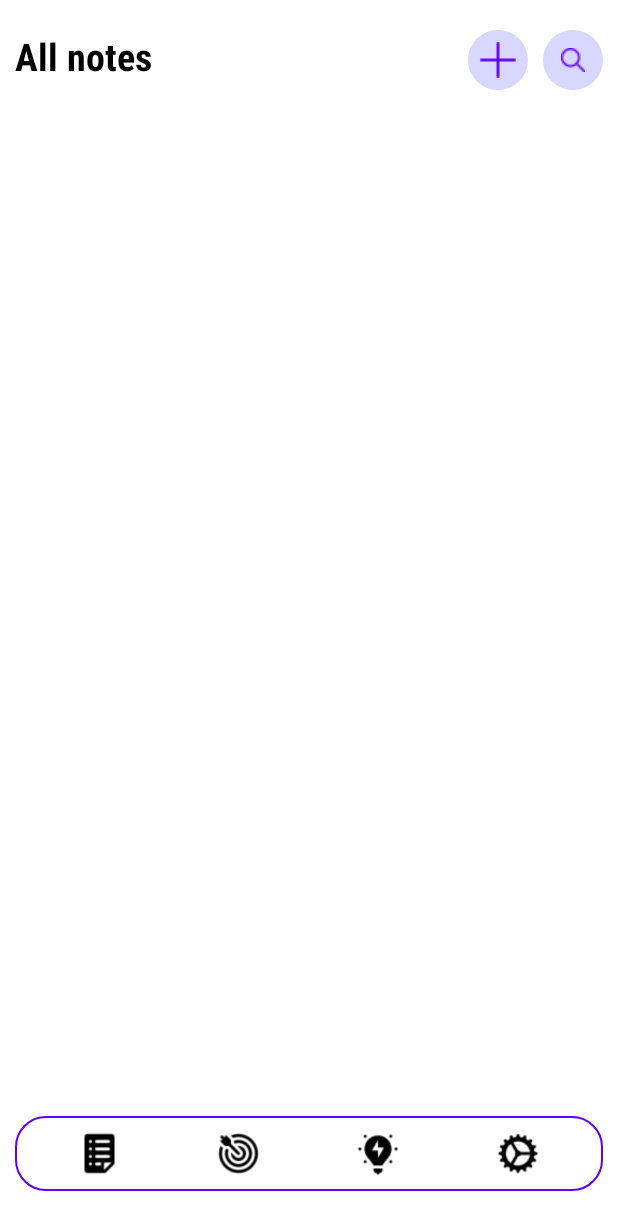
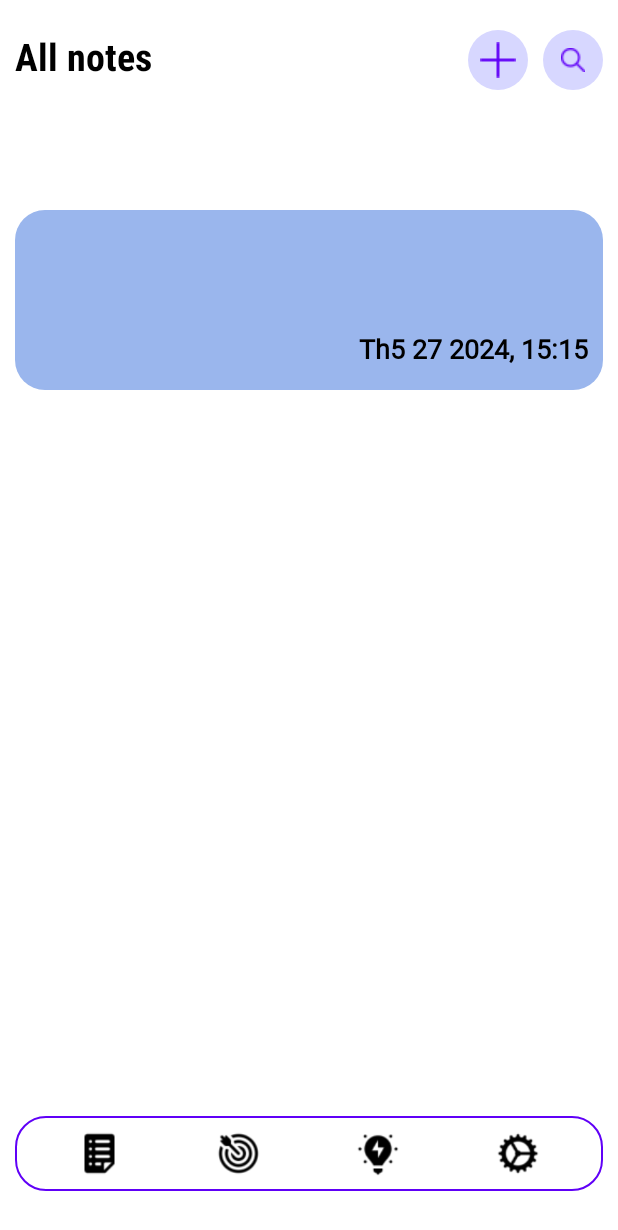
Before and after one commit to thuannd14/BeProductive, an Android app: the fragment M002TakingEmptyFrag shown on its own in the app's theme, on a phone screen of 412 x 824 dp. Shown: the top 1230 px of the screen. Run offline under Robolectric (Android 15) with nearby library versions, the phone set to English and light mode, and no system bars.

Commit message:
to do note done time and color

```diff
--- a/app/src/main/java/com/ndt/beproductive/App.kt
+++ b/app/src/main/java/com/ndt/beproductive/App.kt
@@ -1,9 +1,11 @@
 package com.ndt.beproductive
 
 import android.app.Application
+import com.ndt.beproductive.db.DBNote
 
 class App : Application() {
     private lateinit var storage: Storage
+    private lateinit var myDB: DBNote
 
     companion object {
         lateinit var instance: App
@@ -13,9 +15,14 @@ class App : Application() {
         super.onCreate()
         instance = this
         storage = Storage()
+        myDB = DBNote(this)
     }
 
     fun getStorage(): Storage {
         return storage
     }
+
+    fun getDB(): DBNote {
+        return myDB
+    }
 }
--- a/app/src/main/java/com/ndt/beproductive/adapter/NoteAdapter.kt
+++ b/app/src/main/java/com/ndt/beproductive/adapter/NoteAdapter.kt
@@ -2,13 +2,14 @@ package com.ndt.beproductive.adapter
 
 import android.annotation.SuppressLint
 import android.content.Context
-import android.content.Intent
 import android.os.Bundle
+import android.util.Log
 import android.view.LayoutInflater
 import android.view.View
 import android.view.ViewGroup
 import android.widget.TextView
 import androidx.fragment.app.FragmentActivity
+import androidx.lifecycle.MutableLiveData
 import androidx.recyclerview.widget.RecyclerView
 import androidx.recyclerview.widget.RecyclerView.ViewHolder
 import com.ndt.beproductive.AddNewNote
@@ -17,17 +18,21 @@ import com.ndt.beproductive.db.DBNote
 import com.ndt.beproductive.model.Note
 
 class NoteAdapter(
-    private var context: Context,
-    private var noteList: MutableList<Note>,
-    private var myDB: DBNote
+    private var context: Context, private var noteList: MutableList<Note>, private var myDB: DBNote
 ) : RecyclerView.Adapter<NoteAdapter.NoteHolder>() {
 
-    companion object{
+    companion object {
+        val TAG: String = NoteAdapter::class.java.name
         const val ID = "ID"
         const val CONTENT = "CONTENT"
         const val DATE_TIME = "CONTENT"
         const val COLOR = "COLOR"
+    }
 
+    private var liveDataNote: MutableLiveData<String> = MutableLiveData<String>()
+
+    fun getLiveDataNote(): MutableLiveData<String> {
+        return liveDataNote
     }
 
     override fun onCreateViewHolder(parent: ViewGroup, viewType: Int): NoteHolder {
@@ -38,29 +43,33 @@ class NoteAdapter(
     override fun onBindViewHolder(holder: NoteHolder, position: Int) {
         val note: Note = noteList[position]
         holder.tvContent.text = note.getContent()
-        holder.tvDateTime.text = note.getDateTime()
+        //holder.tvDateTime.text = note.getDateTime()
+        holder.itemView.tag = note.getContent()
+        Log.i(TAG, "${note.getContent()} \n ${note.getDateTime()}")
     }
 
+
     override fun getItemCount(): Int {
+        Log.i(TAG, "SIze: ${noteList.size}")
         return noteList.size
     }
 
     // add task moi.
     @SuppressLint("NotifyDataSetChanged")
-    fun addNote(mList: MutableList<Note>){
+    fun addNote(mList: MutableList<Note>) {
         noteList = mList
         notifyDataSetChanged()
     }
 
     @SuppressLint("NotifyDataSetChanged")
-    fun deleteNote(pos: Int){
+    fun deleteNote(pos: Int) {
         val noteItem = noteList[pos]
         myDB.deleteNote(noteItem.getID())
         noteList.removeAt(pos)
         notifyDataSetChanged()
     }
 
-    fun editNote(pos: Int){
+    fun editNote(pos: Int) {
         val itemNote = noteList[pos]
         val contentNoteBundle = Bundle()
         contentNoteBundle.putInt(ID, itemNote.getID()) // id cua note can edit.
@@ -76,12 +85,24 @@ class NoteAdapter(
         }
     }
 
-    fun checkStatus(isFlag: Int): Boolean{
+    fun checkStatus(isFlag: Int): Boolean {
         return isFlag != 0
     }
 
     inner class NoteHolder(view: View) : ViewHolder(view) {
         val tvContent: TextView = view.findViewById(R.id.tv_content_note)
-        val tvDateTime: TextView = view.findViewById(R.id.tv_date)
+        //val tvDateTime: TextView = view.findViewById(R.id.tv_date)
+
+        init {
+            view.setOnClickListener {
+                Log.i(TAG, "${view.tag}")
+                goToDetailNote(view.tag as String)
+            }
+        }
+    }
+
+    private fun goToDetailNote(note: String) {
+        getLiveDataNote().postValue(note)
+        Log.i(TAG, "Success ${note}!")
     }
 }
--- a/app/src/main/java/com/ndt/beproductive/db/DBNote.kt
+++ b/app/src/main/java/com/ndt/beproductive/db/DBNote.kt
@@ -45,6 +45,7 @@ class DBNote(context: Context) : SQLiteOpenHelper(context, DB_NAME, null, DB_VER
         values.put(COL_DATE, note.getDateTime())
         values.put(COL_COLOR, note.getColor())
         dbNote.insert(TABLE_NAME, null, values)
+        Log.i(TAG, "Saved success")
     }
 
     // update note.
@@ -56,6 +57,7 @@ class DBNote(context: Context) : SQLiteOpenHelper(context, DB_NAME, null, DB_VER
         values.put(COL_DATE, dateTime)
         values.put(COL_COLOR, color)
         dbNote.update(TABLE_NAME, values, "ID=?", arrayOf(id.toString()))
+        Log.i(TAG, "Updated success")
     }
 
     // update status note
@@ -70,6 +72,7 @@ class DBNote(context: Context) : SQLiteOpenHelper(context, DB_NAME, null, DB_VER
     fun deleteNote(id: Int) {
         dbNote = this.writableDatabase
         dbNote.delete(TABLE_NAME, "ID=?", arrayOf(id.toString()))
+        Log.i(TAG, "Deleted success")
     }
 
     // Hien thi cac note len RecyclerView.
@@ -90,6 +93,7 @@ class DBNote(context: Context) : SQLiteOpenHelper(context, DB_NAME, null, DB_VER
                         note.setContent(cursor.getString(cursor.getColumnIndex(COL_NOTE)))
                         note.setDateTime(cursor.getString(cursor.getColumnIndex(COL_STATUS)))
                         note.setColor(cursor.getInt(cursor.getColumnIndex(COL_COLOR)))
+                        noteList.add(note)
                         Log.i(TAG, "DONE!!")
                     } while (cursor.moveToNext())
                 }
--- a/app/src/main/java/com/ndt/beproductive/fragment/BaseFrag.kt
+++ b/app/src/main/java/com/ndt/beproductive/fragment/BaseFrag.kt
@@ -12,6 +12,7 @@ import androidx.fragment.app.Fragment
 import androidx.lifecycle.ViewModelProvider
 import androidx.viewbinding.ViewBinding
 import com.ndt.beproductive.OnMainCallBack
+import com.ndt.beproductive.db.DBNote
 import com.ndt.beproductive.viewmodel.BaseViewModel
 
 
@@ -27,6 +28,7 @@ abstract class BaseFrag<T : ViewBinding, M : BaseViewModel> : Fragment(), View.O
     protected lateinit var mCallBack: OnMainCallBack
     protected lateinit var mContext: Context
     protected var mdata: Any? = null
+    //protected lateinit var myDB: DBNote
 
     open fun setCallBack(callBack: OnMainCallBack) {
         this.mCallBack = callBack
@@ -46,6 +48,7 @@ abstract class BaseFrag<T : ViewBinding, M : BaseViewModel> : Fragment(), View.O
     ): View? {
         binding = initViewBinding(inflater, container)
         viewModel = ViewModelProvider(this)[getClassVM()]
+        //myDB = context?.let { DBNote(it) }!!
         Log.i(TAG, "Base Frag")
         return binding.root
     }
@@ -83,4 +86,5 @@ abstract class BaseFrag<T : ViewBinding, M : BaseViewModel> : Fragment(), View.O
         Toast.makeText(context, msgID, Toast.LENGTH_LONG).show()
     }
 
+
 }
--- a/app/src/main/java/com/ndt/beproductive/fragment/M002CreateNoteFrag.kt
+++ b/app/src/main/java/com/ndt/beproductive/fragment/M002CreateNoteFrag.kt
@@ -16,6 +16,7 @@ class M002CreateNoteFrag : BaseFrag<M002NoteTakingCreateANoteFragBinding, M002Cr
             var contentNote = binding.edContentNote.text.toString().trim()
             Log.i(TAG, "Content: $contentNote")
             viewModel.saveNote(contentNote)
+            mCallBack.showFrag(M002TakingEmptyFrag.TAG, null, false)
         }
     }
 
--- a/app/src/main/java/com/ndt/beproductive/fragment/M002TakingEmptyFrag.kt
+++ b/app/src/main/java/com/ndt/beproductive/fragment/M002TakingEmptyFrag.kt
@@ -3,13 +3,21 @@ package com.ndt.beproductive.fragment
 import android.util.Log
 import android.view.LayoutInflater
 import android.view.ViewGroup
+import androidx.lifecycle.Observer
+import androidx.recyclerview.widget.LinearLayoutManager
+import com.ndt.beproductive.App
+import com.ndt.beproductive.adapter.NoteAdapter
 import com.ndt.beproductive.databinding.M002NoteTakingEmptyFragBinding
+import com.ndt.beproductive.model.Note
 import com.ndt.beproductive.viewmodel.M002TakingEmptyVM
 
 class M002TakingEmptyFrag : BaseFrag<M002NoteTakingEmptyFragBinding, M002TakingEmptyVM>() {
     companion object {
         val TAG: String = M002TakingEmptyFrag::class.java.name
     }
+
+    private lateinit var adapter: NoteAdapter
+    private lateinit var noteList: MutableList<Note> // Luu cac note lay tu viewmodel.
 
     // xu li adapter.
     override fun initViews() {
@@ -18,6 +26,38 @@ class M002TakingEmptyFrag : BaseFrag<M002NoteTakingEmptyFragBinding, M002TakingE
             Log.i(TAG, "Add notes")
             mCallBack.showFrag(M002CreateNoteFrag.TAG, null, true)
         }
+        // Lay ds note tu vm.
+        noteList = viewModel.getNoteList()
+        Log.i(TAG, "NOTE LIST: $noteList")
+
+        setAdapterOnRv()
+
+
+    }
+
+    private fun setAdapterOnRv() {
+        adapter = NoteAdapter(mContext, noteList, App.instance.getDB())
+        binding.rvAllNotes.setHasFixedSize(false)
+        binding.rvAllNotes.layoutManager = LinearLayoutManager(mContext)
+        binding.rvAllNotes.adapter = adapter
+
+        noteList = viewModel.getNoteList()
+        noteList.reverse()
+        adapter.addNote(noteList)
+
+
+        // mo 1 note trong recyclerview.
+        adapter.getLiveDataNote().observe(viewLifecycleOwner, Observer<String> {
+            saveNoteToDetail(it)
+        })
+    }
+
+    // Luu toan bo noi dung note: id, content, color, status vao Storage.
+    private fun saveNoteToDetail(content: String) {
+        App.instance.getStorage().content = content
+        //App.instance.getStorage().dateTime = note.getDateTime()
+        Log.i(TAG, "Save Note:${App.instance.getStorage().content}")
+        mCallBack.showFrag(M002DetailNoteFragment.TAG, null, true)
     }
 
     override fun initViewBinding(
--- a/app/src/main/java/com/ndt/beproductive/model/Note.kt
+++ b/app/src/main/java/com/ndt/beproductive/model/Note.kt
@@ -5,14 +5,14 @@ import android.annotation.SuppressLint
 class Note {
     private var id: Int = 0
     private lateinit var content: String
-    private lateinit var dateTime: String
-    private var color: Int = 0
-
+    private var dateTime = "12"
+    private var color: Int = 0xff00000
+    @SuppressLint("NotConstructor")
     fun Note(id: Int, content: String, dateTime: String, color: Int) {
         this.id = id
         this.content = content
-        this.dateTime = dateTime
-        this.color = color
+        this.dateTime = "1"
+        this.color = 1
     }
 
     companion object {
--- a/app/src/main/java/com/ndt/beproductive/viewmodel/BaseViewModel.kt
+++ b/app/src/main/java/com/ndt/beproductive/viewmodel/BaseViewModel.kt
@@ -1,9 +1,12 @@
 package com.ndt.beproductive.viewmodel
 
 import androidx.lifecycle.ViewModel
+import com.ndt.beproductive.App
 
-abstract class BaseViewModel: ViewModel() {
-    companion object{
+abstract class BaseViewModel : ViewModel() {
+    companion object {
         val TAG: String = BaseViewModel::class.java.name
     }
+
+    protected var myDB = App.instance.getDB()
 }
--- a/app/src/main/java/com/ndt/beproductive/viewmodel/M002CreateNoteVM.kt
+++ b/app/src/main/java/com/ndt/beproductive/viewmodel/M002CreateNoteVM.kt
@@ -1,7 +1,6 @@
 package com.ndt.beproductive.viewmodel
 
 import android.util.Log
-import com.ndt.beproductive.CommonUtils
 import com.ndt.beproductive.db.DBNote
 import com.ndt.beproductive.model.Note
 
@@ -11,11 +10,9 @@ class M002CreateNoteVM : BaseViewModel() {
         const val SAVE_CONTENT = "SAVE_CONTENT"
     }
 
-    private lateinit var myDB: DBNote
-
     fun saveNote(content: String){
         Log.i(TAG, "saveContent: $content")
-        var note = Note()
+        val note = Note()
         note.setContent(content)
         myDB.insertNote(note)
     }
--- a/app/src/main/java/com/ndt/beproductive/viewmodel/M002TakingEmptyVM.kt
+++ b/app/src/main/java/com/ndt/beproductive/viewmodel/M002TakingEmptyVM.kt
@@ -1,7 +1,19 @@
 package com.ndt.beproductive.viewmodel
+
+import android.util.Log
+import com.ndt.beproductive.model.Note
 
 class M002TakingEmptyVM : BaseViewModel() {
     companion object {
         val TAG: String = M002TakingEmptyVM::class.java.name
     }
+
+    private lateinit var noteListDB: MutableList<Note>
+
+    fun getNoteList(): MutableList<Note> {
+        noteListDB = ArrayList<Note>()
+        noteListDB = myDB.showNote()
+        Log.i(TAG, "Size ${noteListDB.size}")
+        return noteListDB
+    }
 }
--- a/app/src/main/res/layout/item_note.xml
+++ b/app/src/main/res/layout/item_note.xml
@@ -1,32 +1,32 @@
 <?xml version="1.0" encoding="utf-8"?>
 <LinearLayout xmlns:android="http://schemas.android.com/apk/res/android"
+    android:layout_width="match_parent"
+    android:layout_height="120dp"
+    android:layout_marginTop="8dp"
+    android:background="@drawable/bg_item_note"
     android:orientation="vertical"
-    android:layout_width="match_parent"
-    android:background="@drawable/bg_item_note"
-    android:padding="10dp"
-    android:layout_marginTop="8dp"
-    android:layout_height="120dp">
+    android:padding="10dp">
 
     <TextView
         android:id="@+id/tv_content_note"
         android:layout_width="match_parent"
-        android:layout_height="wrap_content"
+        android:layout_height="70dp"
         android:elegantTextHeight="true"
         android:fontFamily="sans-serif"
         android:text="@string/txt_nhap"
         android:textColor="@color/black"
-        android:textSize="18sp"
+        android:textSize="16sp"
         android:textStyle="normal" />
 
     <TextView
         android:id="@+id/tv_date"
         android:layout_width="match_parent"
+        android:layout_height="wrap_content"
+        android:elegantTextHeight="true"
+        android:fontFamily="@font/inter_font"
+        android:gravity="end"
         android:text="Th5 27 2024, 15:15"
+        android:textColor="@color/black"
         android:textSize="18sp"
-        android:gravity="end"
-        android:textColor="@color/black"
-        android:textStyle="bold"
-        android:fontFamily="@font/inter_font"
-        android:elegantTextHeight="true"
-        android:layout_height="wrap_content"/>
+        android:textStyle="bold" />
 </LinearLayout>
--- a/app/src/main/res/values/strings.xml
+++ b/app/src/main/res/values/strings.xml
@@ -18,4 +18,6 @@
     <string name="txt_delete_dialog">Are you sure to delete?</string>
     <string name="txt_yes">Yes, delete</string>
     <string name="txt_no">No, keep it</string>
+    <string name="txt_edit">Edit</string>
+    <string name="txt_detail">Lorem ipsum is placeholder text commonly used in the graphic, print, and publishing industries for previewing layouts and visual mockups. Lorem ipsum is placeholder Lorem ipsum is placeholder text commonly used in the graphic, print, and publishing industries for previewing layouts and visual mockups. Lorem ipsum is placeholde Lorem ipsum is placeholder text commonly used in the graphic, print, and publishing industries for previewing layouts and visual mockups. Lorem ipsum is placeholde Lorem ipsum is placeholder text commonly used in the graphic, print, and publishing industries for previewing layouts and visual mockups. Lorem ipsum is placeholde Lorem ipsum is placeholder text commonly used in the graphic, print, and publishing industries for previewing layouts and visual mockups. Lorem ipsum is placeholde Lorem ipsum is placeholder text commonly used in the graphic, print, and publishing industries for previewing layouts and visual mockups. Lorem ipsum is placeholde Lorem ipsum is placeholder text commonly used in the graphic, print, and publishing industries for previewing layouts and visual mockups. Lorem ipsum is placeholde Lorem ipsum is placeholder text commonly used in the graphic, print, and publishing industries for previewing layouts and visu</string>
 </resources>
```
Also changed, not shown: app/src/main/java/com/ndt/beproductive/Storage.kt (+8 -0 lines), app/src/main/java/com/ndt/beproductive/fragment/M002DetailNoteFragment.kt (added, +44 -0 lines), app/src/main/java/com/ndt/beproductive/viewmodel/M002DetailVM.kt (added, +12 -0 lines), app/src/main/res/layout/m002_note_taking_detail_frag.xml (added, +77 -0 lines).
